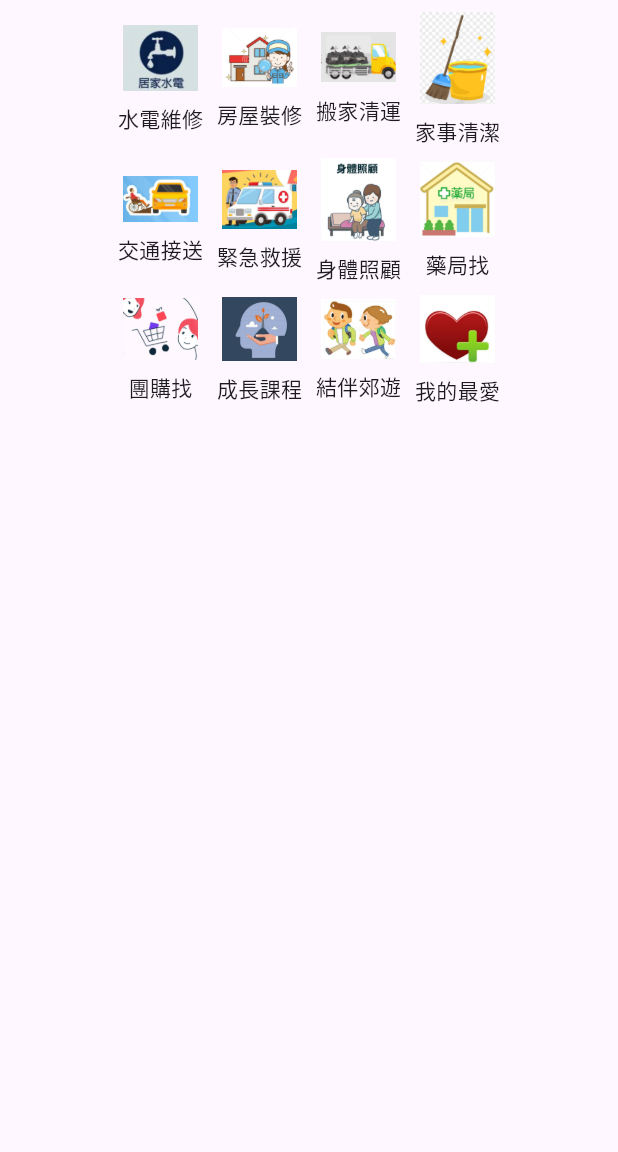
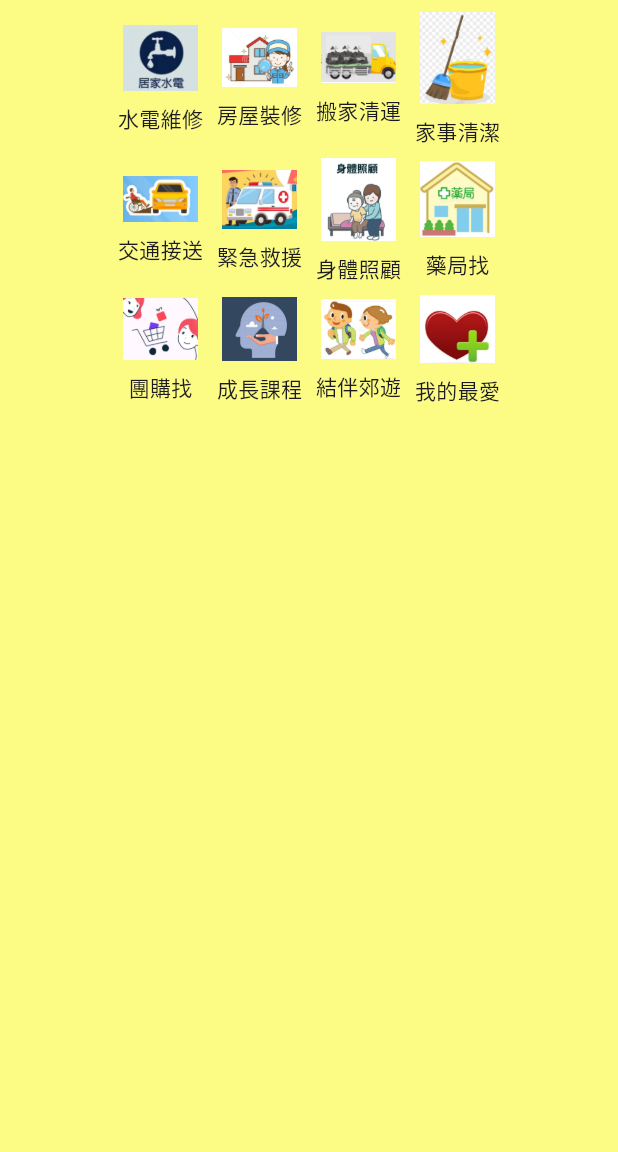
Before and after one commit to ja-errorpro/iHouseKeeper, a Flutter app: the screen it shows after launch, on a phone screen of 412 x 824 dp, the part 84-1236 px from its top. Run offline on Flutter 3.47's test engine with Material 3 defaults, Android fonts, the phone set to English and light mode, and no system bars; our stand-ins replace basic_utils, permission_handler.

Commit message:
Add new buttons and background color to MainScreen

```diff
--- /dev/null
+++ b/lib/button_tap_events.dart
@@ -0,0 +1,23 @@
+import 'package:flutter/material.dart';
+
+enum map_type {
+  water_electricity,
+  house_decoration,
+  movingNtransportation,
+  house_cleaning,
+  transportation,
+  emergency,
+  body_care,
+  pharmacy,
+  group_buying,
+  group_course,
+  outing,
+  my_favorite,
+}
+
+class Events {
+  static openMap(BuildContext context, map_type type) {
+    print('openMap');
+    print(type);
+  }
+}
--- a/lib/main.dart
+++ b/lib/main.dart
@@ -2,6 +2,7 @@ import 'package:flutter/material.dart';
 import 'package:ihousekeeper/permission.dart';
 import 'package:permission_handler/permission_handler.dart';
 import 'package:ihousekeeper/buttons.dart';
+import 'package:ihousekeeper/button_tap_events.dart';
 
 void main() {
   runApp(MyApp());
@@ -30,35 +31,40 @@ class MainScreen extends StatelessWidget {
     permission_manager.getPermission(context, Permission.location);
     // p.getPermission(context, Permission.photos);
     return Scaffold(
+        backgroundColor: const Color.fromARGB(255, 252, 252, 132),
         appBar: AppBar(title: const Text('iHouseKeeper')),
         body: Column(
           children: [
             Row(mainAxisAlignment: MainAxisAlignment.center, children: [
+              Buttons.getButton('水電維修', 'assets/images/water_electricity.png',
+                  () => Events.openMap(context, map_type.water_electricity)),
+              Buttons.getButton('房屋裝修', 'assets/images/house_decoration.jpg',
+                  () => Events.openMap(context, map_type.house_decoration)),
               Buttons.getButton(
-                  '水電維修', 'assets/images/water_electricity.png', () => null),
-              Buttons.getButton(
-                  '房屋裝修', 'assets/images/house_decoration.jpg', () => null),
-              Buttons.getButton('搬家清運',
-                  'assets/images/movingNtransportation.jpg', () => null),
-              Buttons.getButton(
-                  '家事清潔', 'assets/images/house_cleaning.jpg', () => null),
+                  '搬家清運',
+                  'assets/images/movingNtransportation.jpg',
+                  () =>
+                      Events.openMap(context, map_type.movingNtransportation)),
+              Buttons.getButton('家事清潔', 'assets/images/house_cleaning.jpg',
+                  () => Events.openMap(context, map_type.house_cleaning)),
             ]), // Row
             Row(mainAxisAlignment: MainAxisAlignment.center, children: [
-              Buttons.getButton(
-                  '交通接送', 'assets/images/transportation.jpg', () => null),
-              Buttons.getButton(
-                  '緊急救援', 'assets/images/emergency.jpg', () => null),
-              Buttons.getButton(
-                  '身體照顧', 'assets/images/body_care.jpg', () => null),
-              Buttons.getButton(
-                  '藥局找', 'assets/images/pharmacy.jpg', () => null),
+              Buttons.getButton('交通接送', 'assets/images/transportation.jpg',
+                  () => Events.openMap(context, map_type.transportation)),
+              Buttons.getButton('緊急救援', 'assets/images/emergency.jpg',
+                  () => Events.openMap(context, map_type.emergency)),
+              Buttons.getButton('身體照顧', 'assets/images/body_care.jpg',
+                  () => Events.openMap(context, map_type.body_care)),
+              Buttons.getButton('藥局找', 'assets/images/pharmacy.jpg',
+                  () => Events.openMap(context, map_type.pharmacy)),
             ]), // Row
             Row(mainAxisAlignment: MainAxisAlignment.center, children: [
-              Buttons.getButton(
-                  '團購找', 'assets/images/group_buying.jpg', () => null),
-              Buttons.getButton(
-                  '成長課程', 'assets/images/growth_course.jpg', () => null),
-              Buttons.getButton('結伴郊遊', 'assets/images/outing.jpg', () => null),
+              Buttons.getButton('團購找', 'assets/images/group_buying.jpg',
+                  () => Events.openMap(context, map_type.group_buying)),
+              Buttons.getButton('成長課程', 'assets/images/growth_course.jpg',
+                  () => Events.openMap(context, map_type.group_course)),
+              Buttons.getButton('結伴郊遊', 'assets/images/outing.jpg',
+                  () => Events.openMap(context, map_type.outing)),
               Buttons.getButton(
                   '我的最愛', 'assets/images/my_favourite.jpg', () => null),
             ]) // Row
```
Also changed, not shown: assets/images/background.jpg (renamed from assets/images/1705647434353.jpg).
